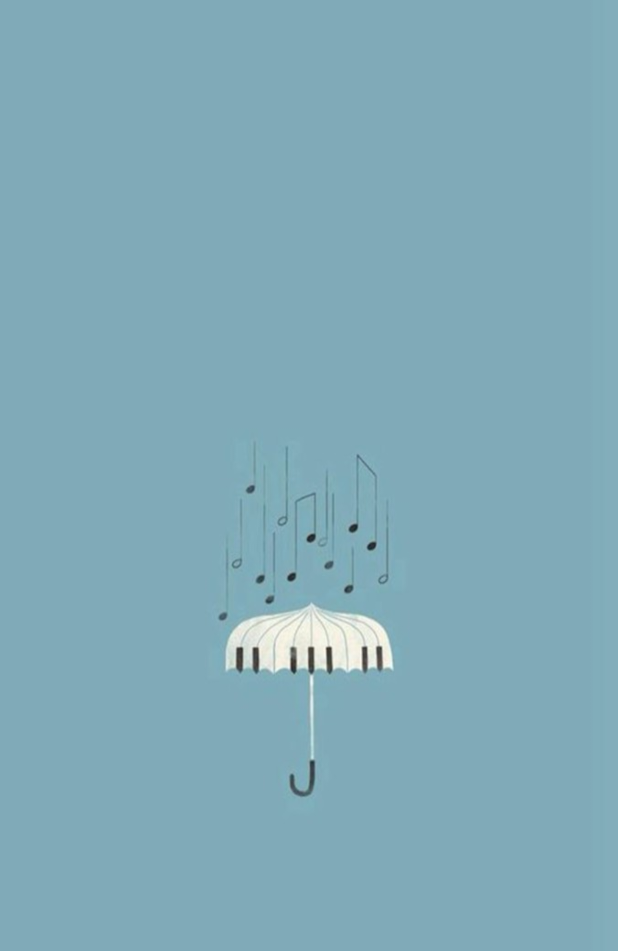
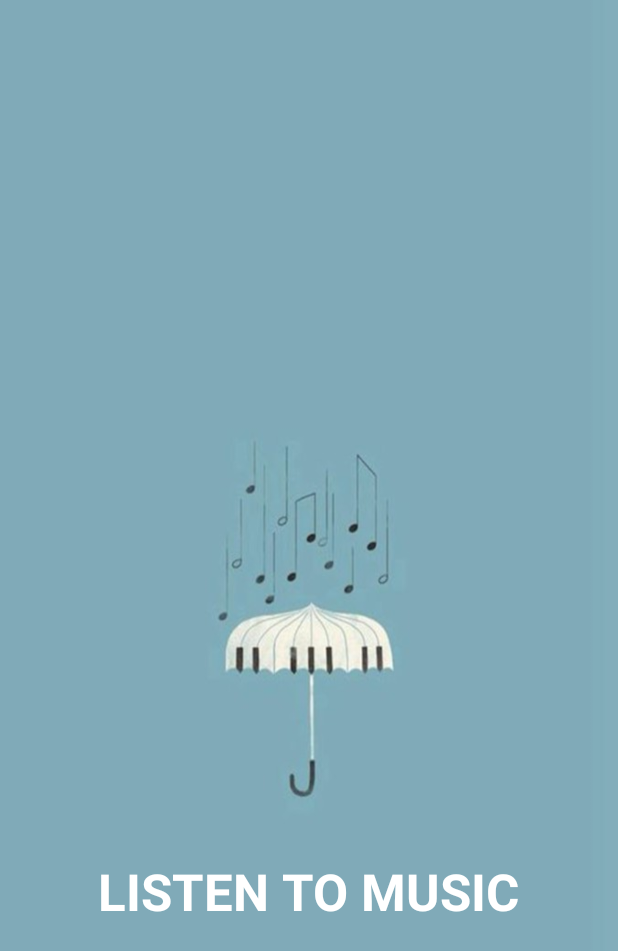
Before and after one commit to Phuong2712/HOC_ANDROID, an Android app: the first screen one second after launch (MainActivity before the commit, SplashActivity after it), on a phone screen of 412 x 824 dp. Shown: the top 951 px of the screen. Run offline under Robolectric (Android 15) with nearby library versions, the light colour scheme and no system bars.

Commit message:
react basic

```diff
--- /dev/null
+++ b/app/src/main/java/com/example/listentomusic/SplashActivity.kt
@@ -0,0 +1,22 @@
+package com.example.listentomusic
+
+import android.content.Intent
+import android.os.Bundle
+import android.os.Handler
+import androidx.activity.enableEdgeToEdge
+import androidx.appcompat.app.AppCompatActivity
+import androidx.core.view.ViewCompat
+import androidx.core.view.WindowInsetsCompat
+
+class SplashActivity : AppCompatActivity() {
+    override fun onCreate(savedInstanceState: Bundle?) {
+        super.onCreate(savedInstanceState)
+        enableEdgeToEdge()
+        setContentView(R.layout.activity_splash)
+        Handler().postDelayed({
+            var intent = Intent(this, MainActivity::class.java)
+            startActivity(intent)
+            finish()
+        }, 3000)
+    }
+}
--- a/app/src/main/res/layout/activity_main.xml
+++ b/app/src/main/res/layout/activity_main.xml
@@ -5,21 +5,7 @@
     android:id="@+id/main"
     android:layout_width="match_parent"
     android:layout_height="match_parent"
-    android:background="@drawable/nhac2"
-    tools:context=".MainActivity" >
-
-    <TextView
-        android:id="@+id/tvName"
-        android:layout_width="403dp"
-        android:layout_height="54dp"
-        android:textColor="@color/white"
-        android:textSize="48sp"
-        android:textStyle="bold"
-        app:layout_constraintBottom_toBottomOf="parent"
-        app:layout_constraintEnd_toEndOf="parent"
-        app:layout_constraintStart_toStartOf="parent"
-        app:layout_constraintTop_toTopOf="parent"
-        app:layout_constraintVertical_bias="0.748"
-        tools:text="LISTEN TO MUSIC " />
+    android:background="@color/material_dynamic_neutral_variant50"
+    tools:context=".MainActivity">
 
 </androidx.constraintlayout.widget.ConstraintLayout>
--- /dev/null
+++ b/app/src/main/res/layout/activity_splash.xml
@@ -0,0 +1,26 @@
+<?xml version="1.0" encoding="utf-8"?>
+<androidx.constraintlayout.widget.ConstraintLayout xmlns:android="http://schemas.android.com/apk/res/android"
+    xmlns:app="http://schemas.android.com/apk/res-auto"
+    xmlns:tools="http://schemas.android.com/tools"
+    android:id="@+id/main"
+    android:layout_width="match_parent"
+    android:layout_height="match_parent"
+    android:background="@drawable/nhac2"
+    tools:context=".SplashActivity">
+
+
+    <TextView
+        android:id="@+id/tvName"
+        android:layout_width="wrap_content"
+        android:layout_height="wrap_content"
+        android:text="LISTEN TO MUSIC"
+        android:textColor="@color/white"
+        android:textSize="34sp"
+        android:textStyle="bold"
+        app:layout_constraintBottom_toBottomOf="parent"
+        app:layout_constraintEnd_toEndOf="parent"
+        app:layout_constraintHorizontal_bias="0.498"
+        app:layout_constraintStart_toStartOf="parent"
+        app:layout_constraintTop_toTopOf="parent"
+        app:layout_constraintVertical_bias="0.734" />
+</androidx.constraintlayout.widget.ConstraintLayout>
```
Also changed, not shown: app/src/main/AndroidManifest.xml (+7 -1 lines), app/src/main/java/com/example/listentomusic/HomeFragment.kt (deleted, +0 -59 lines), app/src/main/res/layout/fragment_home.xml (deleted, +0 -14 lines), app/src/main/res/navigation/nav_graph.xml (deleted, +0 -17 lines).
